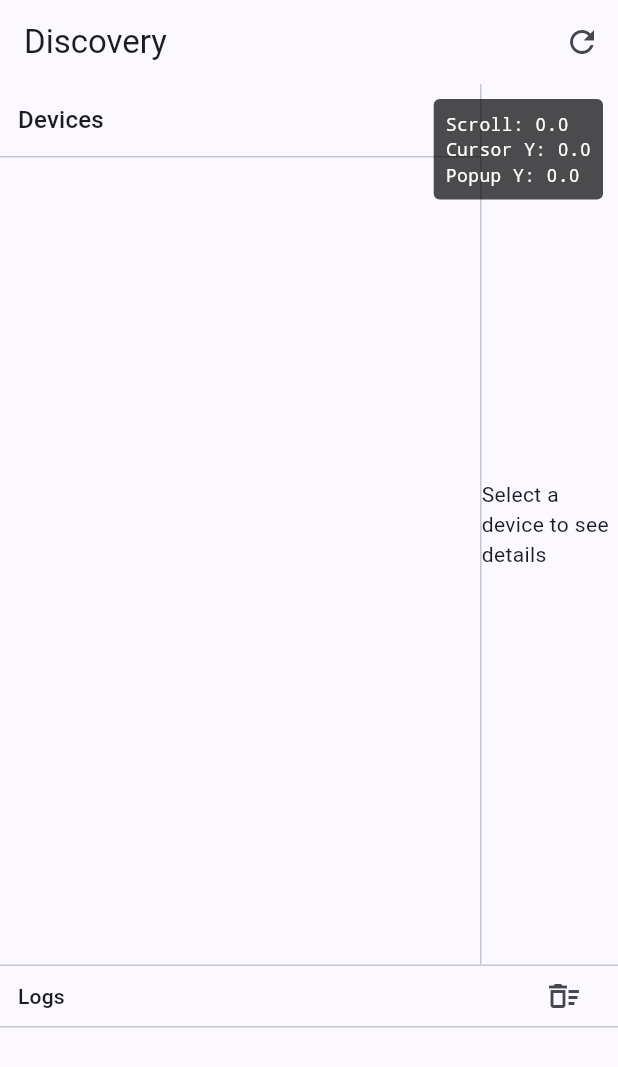
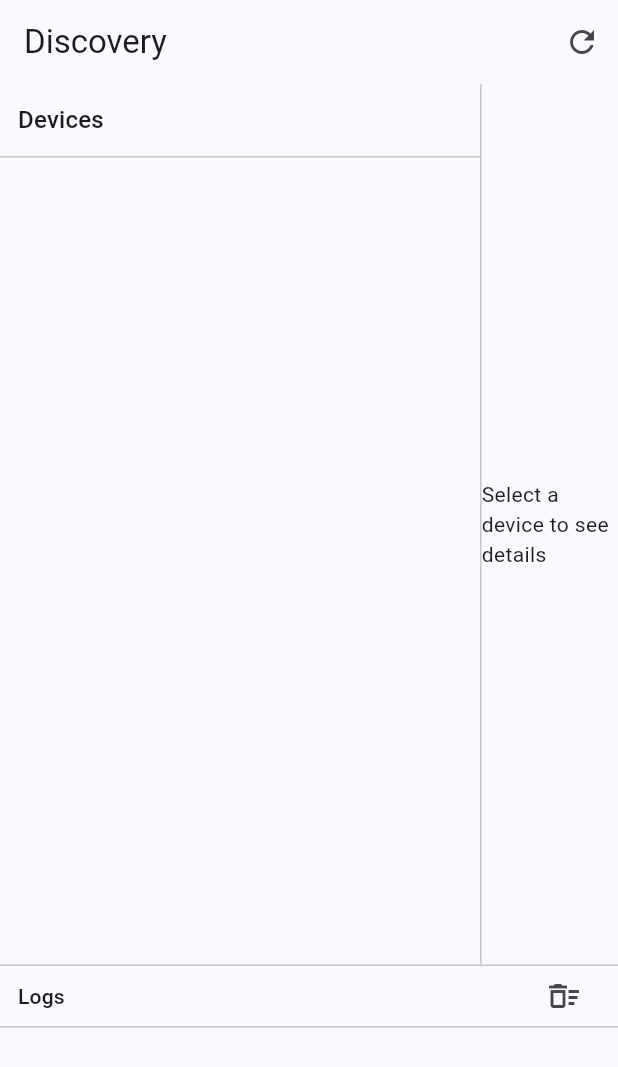
Before and after one commit to turumputum/mbApp, a Flutter app: the screen it shows after launch, after a tap on the "delete sweep" icon, on a phone screen of 412 x 824 dp. Shown: the top 1067 px of the screen. Run offline on Flutter 3.47's test engine with Material 3 defaults, Android fonts, the phone set to English and light mode, and no system bars; missing offline and left inert: flutter_libserialport, ftpconnect.

Commit message:
Hide debug view

```diff
--- a/lib/main.dart
+++ b/lib/main.dart
@@ -633,48 +633,48 @@ class _HomePageState extends State<HomePage> {
           ),
         ],
       ),
-      // Debug view for scroll offset
-      Positioned(
-        top: 10,
-        right: 10,
-        child: Container(
-          padding: const EdgeInsets.all(8),
-          decoration: BoxDecoration(
-            color: Colors.black.withOpacity(0.7),
-            borderRadius: BorderRadius.circular(4),
-          ),
-          child: Column(
-            crossAxisAlignment: CrossAxisAlignment.start,
-            mainAxisSize: MainAxisSize.min,
-            children: [
-              Text(
-                'Scroll: ${_debugScrollOffset.toStringAsFixed(1)}',
-                style: const TextStyle(
-                  color: Colors.white,
-                  fontSize: 12,
-                  fontFamily: 'monospace',
-                ),
-              ),
-              Text(
-                'Cursor Y: ${_debugCursorY.toStringAsFixed(1)}',
-                style: const TextStyle(
-                  color: Colors.white,
-                  fontSize: 12,
-                  fontFamily: 'monospace',
-                ),
-              ),
-              Text(
-                'Popup Y: ${_debugPopupY.toStringAsFixed(1)}',
-                style: const TextStyle(
-                  color: Colors.white,
-                  fontSize: 12,
-                  fontFamily: 'monospace',
-                ),
-              ),
-            ],
-          ),
-        ),
-      ),
+      // Debug view for scroll offset (hidden)
+      // Positioned(
+      //   top: 10,
+      //   right: 10,
+      //   child: Container(
+      //     padding: const EdgeInsets.all(8),
+      //     decoration: BoxDecoration(
+      //       color: Colors.black.withOpacity(0.7),
+      //       borderRadius: BorderRadius.circular(4),
+      //     ),
+      //     child: Column(
+      //       crossAxisAlignment: CrossAxisAlignment.start,
+      //       mainAxisSize: MainAxisSize.min,
+      //       children: [
+      //         Text(
+      //           'Scroll: ${_debugScrollOffset.toStringAsFixed(1)}',
+      //           style: const TextStyle(
+      //             color: Colors.white,
+      //             fontSize: 12,
+      //             fontFamily: 'monospace',
+      //           ),
+      //         ),
+      //         Text(
+      //           'Cursor Y: ${_debugCursorY.toStringAsFixed(1)}',
+      //           style: const TextStyle(
+      //             color: Colors.white,
+      //             fontSize: 12,
+      //             fontFamily: 'monospace',
+      //           ),
+      //         ),
+      //         Text(
+      //           'Popup Y: ${_debugPopupY.toStringAsFixed(1)}',
+      //           style: const TextStyle(
+      //             color: Colors.white,
+      //             fontSize: 12,
+      //             fontFamily: 'monospace',
+      //           ),
+      //         ),
+      //       ],
+      //     ),
+      //   ),
+      // ),
     ]));
   }
 
```
